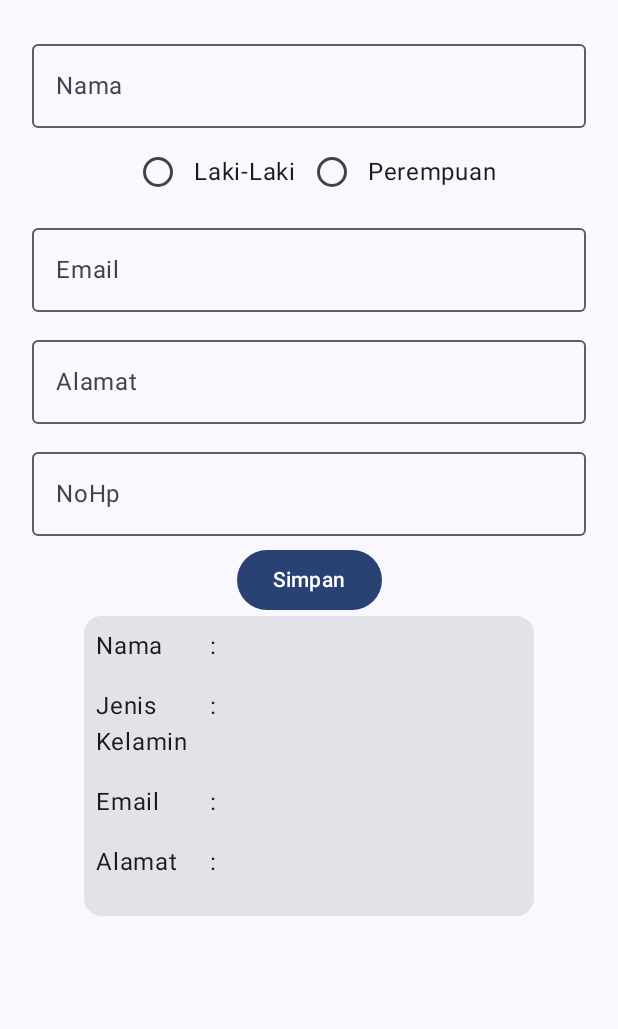
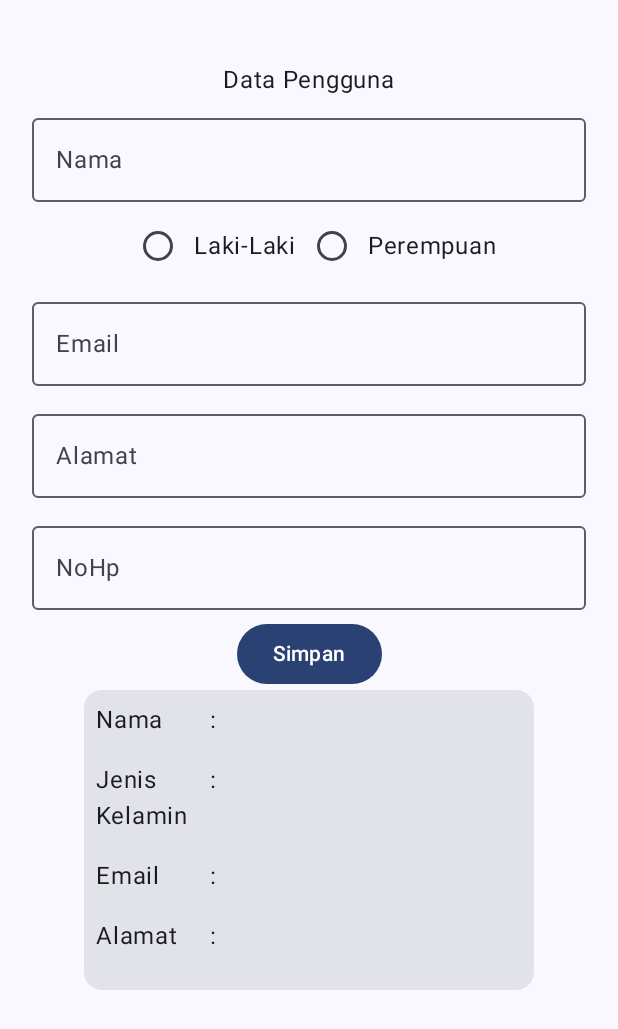
Before and after one commit to Aldist12/QuestUserInput_002, an Android app built with Jetpack Compose: the screen it shows after launch (MainActivity), on a phone screen of 412 x 824 dp. Shown: the top 1029 px of the screen. Run offline under Robolectric (Android 15) with nearby library versions, the phone set to English and light mode, and no system bars.

Commit message:
Add Spacer dan Text Judul di atas

```diff
--- a/app/src/main/java/com/example/userinput/MainScreen.kt
+++ b/app/src/main/java/com/example/userinput/MainScreen.kt
@@ -3,6 +3,7 @@ package com.example.userinput
 import androidx.compose.foundation.layout.Arrangement
 import androidx.compose.foundation.layout.Column
 import androidx.compose.foundation.layout.Row
+import androidx.compose.foundation.layout.Spacer
 import androidx.compose.foundation.layout.fillMaxSize
 import androidx.compose.foundation.layout.fillMaxWidth
 import androidx.compose.foundation.layout.padding
@@ -37,6 +38,7 @@ fun MainScreen(
     var selectedGender by remember { mutableStateOf("") }
 
     val jenisKelamin = listOf("Laki-Laki", "Perempuan")
+
     var namaUser by rememberSaveable { mutableStateOf("") }
     var emailUser by remember { mutableStateOf("") }
     var alamatUser by remember { mutableStateOf("") }
@@ -49,6 +51,9 @@ fun MainScreen(
             .padding(16.dp),
         horizontalAlignment = Alignment.CenterHorizontally
     ){
+        Spacer(modifier = Modifier.size(25.dp))
+        Text(text = "Data Pengguna")
+
         OutlinedTextField (
             value = nama,
             onValueChange = {nama = it},
```
